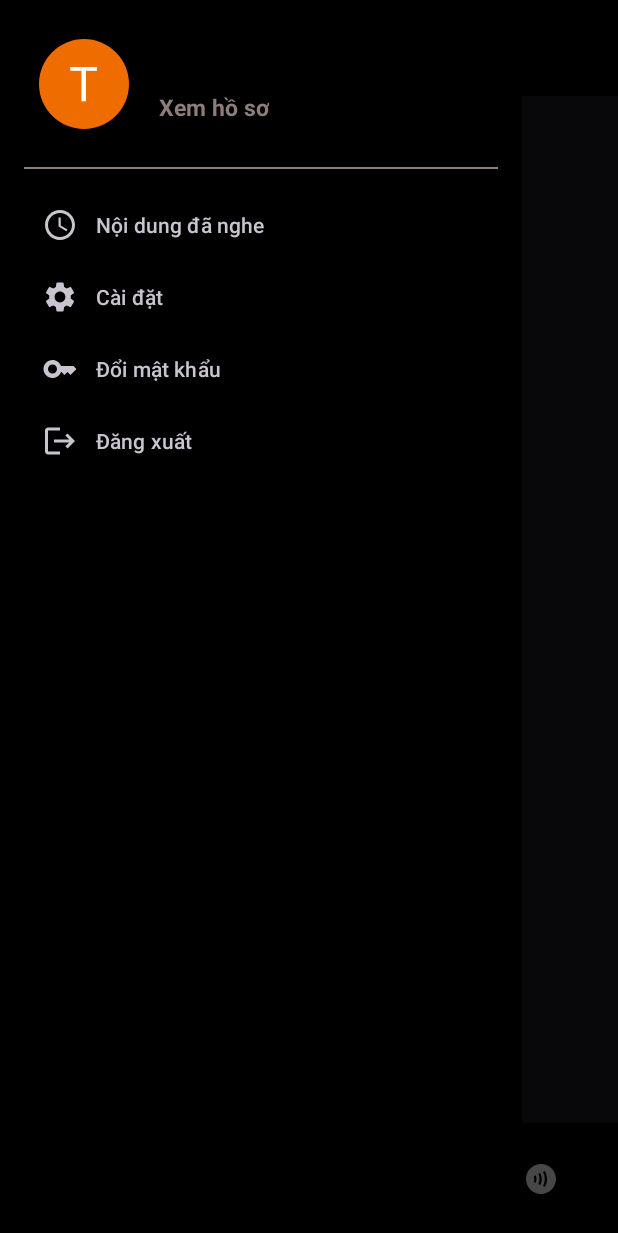
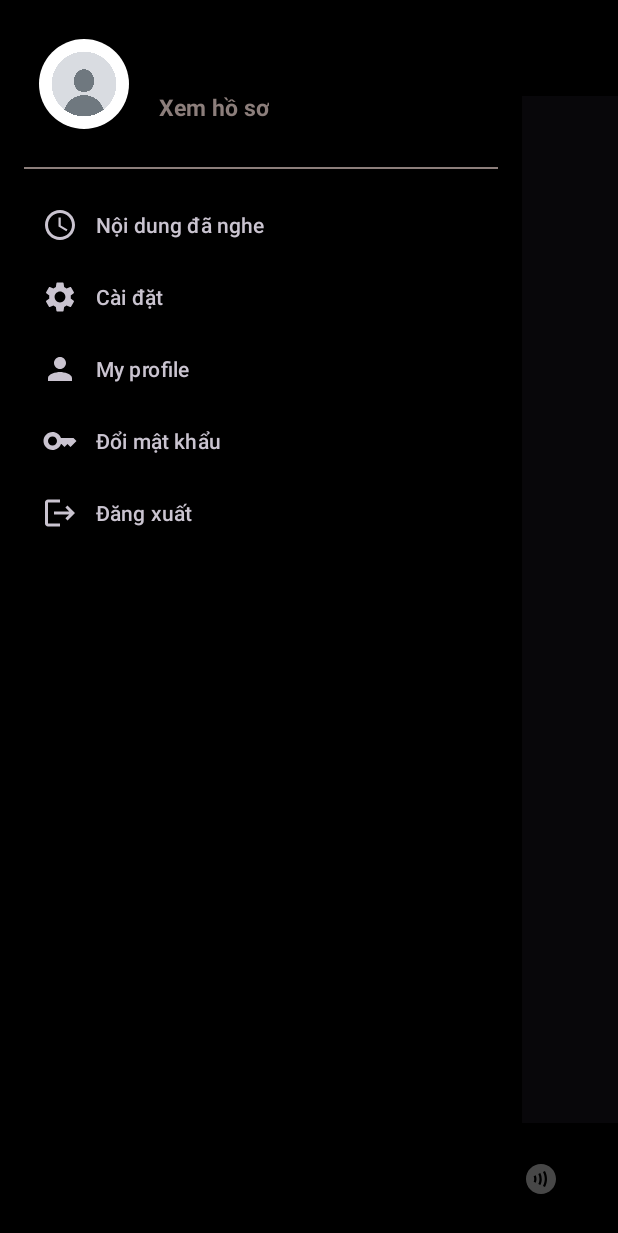
Before and after one commit to Honest5204/DA1, an Android app: the screen it shows after launch once a user with an empty profile is signed in (MainActivity), with the side drawer open, on a phone screen of 412 x 824 dp. Shown: the top 1233 px of the screen. Run offline under Robolectric (Android 15) with nearby library versions, the phone set to English and light mode, and no system bars; our stand-ins replace CircleImageView, Firebase (no records; nobody signed in at launch, a user with empty details on screens opened directly).

Commit message:
chức năng tài khoản

```diff
--- a/MusicApplication/app/build.gradle.kts
+++ b/MusicApplication/app/build.gradle.kts
@@ -37,6 +37,7 @@ android {
 }
 
 dependencies {
+    implementation ("com.github.bumptech.glide:glide:4.16.0")
     implementation ("de.hdodenhof:circleimageview:3.1.0")
     implementation("androidx.appcompat:appcompat:1.6.1")
     implementation("com.google.android.material:material:1.10.0")
--- a/MusicApplication/app/src/main/AndroidManifest.xml
+++ b/MusicApplication/app/src/main/AndroidManifest.xml
@@ -1,6 +1,8 @@
 <?xml version="1.0" encoding="utf-8"?>
 <manifest xmlns:android="http://schemas.android.com/apk/res/android"
     xmlns:tools="http://schemas.android.com/tools">
+
+    <uses-permission android:name="android.permission.READ_EXTERNAL_STORAGE"/>
 
     <application
         android:allowBackup="true"
--- a/MusicApplication/app/src/main/java/com/example/musicapplication/Activity/Login.java
+++ b/MusicApplication/app/src/main/java/com/example/musicapplication/Activity/Login.java
@@ -119,7 +119,8 @@ public class Login extends AppCompatActivity {
                         public void onComplete(@NonNull Task<AuthResult> task) {
                             progressDialog.dismiss();
                             if (task.isSuccessful()) {
-                                Toast.makeText(Login.this, "Đăng nhập thành công", Toast.LENGTH_SHORT).show();                                Intent intent = new Intent(Login.this, MainActivity.class);
+                                Toast.makeText(Login.this, "Đăng nhập thành công", Toast.LENGTH_SHORT).show();
+                                Intent intent = new Intent(Login.this, MainActivity.class);
                                 startActivity(intent);
                                 overridePendingTransition(R.anim.slide_in_left, R.anim.slide_out_right);
                                 finish();
--- a/MusicApplication/app/src/main/java/com/example/musicapplication/Activity/MainActivity.java
+++ b/MusicApplication/app/src/main/java/com/example/musicapplication/Activity/MainActivity.java
@@ -1,24 +1,34 @@
 package com.example.musicapplication.Activity;
 
 import android.content.Intent;
+import android.content.pm.PackageManager;
+import android.graphics.Bitmap;
 import android.net.Uri;
 import android.os.Bundle;
+import android.provider.MediaStore;
 import android.view.MenuItem;
 import android.view.View;
 import android.widget.ImageView;
 import android.widget.TextView;
+import android.widget.Toast;
 
+import androidx.activity.result.ActivityResult;
+import androidx.activity.result.ActivityResultCallback;
+import androidx.activity.result.ActivityResultLauncher;
+import androidx.activity.result.contract.ActivityResultContracts;
 import androidx.annotation.NonNull;
 import androidx.appcompat.app.AppCompatActivity;
 import androidx.core.view.GravityCompat;
-import androidx.drawerlayout.widget.DrawerLayout;
 import androidx.fragment.app.Fragment;
+
+import com.bumptech.glide.Glide;
 import com.example.musicapplication.R;
 import com.example.musicapplication.databinding.ActivityMainBinding;
-import com.example.musicapplication.databinding.NavHeaderBinding;
+
 import com.example.musicapplication.fragment.caidat;
 import com.example.musicapplication.fragment.doimatkhau;
 import com.example.musicapplication.fragment.lichsu;
+import com.example.musicapplication.fragment.myprofile;
 import com.example.musicapplication.fragment.premium;
 import com.example.musicapplication.fragment.thuvien;
 import com.example.musicapplication.fragment.timkiem;
@@ -26,10 +36,38 @@ import com.example.musicapplication.fragment.trangchu;
 import com.google.firebase.auth.FirebaseAuth;
 import com.google.firebase.auth.FirebaseUser;
 
+import java.io.IOException;
+
 public class MainActivity extends AppCompatActivity {
     private ActivityMainBinding binding;
 
-    private TextView tv;
+    private TextView txtEmail;
+
+    private ImageView imgAvatar;
+
+    public static final int MY_REQEST_CODE = 10;
+
+    final private myprofile myprofile = new myprofile();
+
+    final private ActivityResultLauncher<Intent> activityResultLauncher = registerForActivityResult(new ActivityResultContracts.StartActivityForResult(), new ActivityResultCallback<ActivityResult>() {
+        @Override
+        public void onActivityResult(ActivityResult result) {
+            if (result.getResultCode() == RESULT_OK) {
+                Intent intent = result.getData();
+               if (intent == null){
+                   return;
+               }
+               Uri uri = intent.getData();
+               myprofile.setUri(uri);
+                try {
+                    Bitmap bitmap = MediaStore.Images.Media.getBitmap(getContentResolver(), uri);
+                    myprofile.setBitmap(bitmap);
+                } catch (IOException e) {
+                    throw new RuntimeException(e);
+                }
+            }
+        }
+    });
 
     @Override
     protected void onCreate(Bundle savedInstanceState) {
@@ -38,7 +76,8 @@ public class MainActivity extends AppCompatActivity {
         setContentView(binding.getRoot());
 
         View header = binding.nav.getHeaderView(0);
-         tv = header.findViewById(R.id.txtName);
+        txtEmail = header.findViewById(R.id.txtEmail);
+        imgAvatar = header.findViewById(R.id.imgAvatar);
 
 
 
@@ -46,6 +85,9 @@ public class MainActivity extends AppCompatActivity {
         binding.menu.setOnClickListener(v -> binding.drawerLayout.openDrawer(GravityCompat.START));
         getSupportFragmentManager().beginTransaction().replace(R.id.fame, new trangchu()).commit();
         getSupportActionBar().setDisplayShowTitleEnabled(false);
+
+        showUserInfo();
+
         binding.nav.setNavigationItemSelectedListener(item -> {
             Fragment fragment = null;
             var itemId = item.getItemId();
@@ -53,6 +95,8 @@ public class MainActivity extends AppCompatActivity {
                 fragment = new caidat();
             } else if(itemId == R.id.lichsu) {
                 fragment = new lichsu();
+            }else if(itemId == R.id.myprofile) {
+                fragment = myprofile;
             }else if(itemId == R.id.doimatkhau) {
                 fragment = new doimatkhau();
             }else if(itemId == R.id.dangxuat) {
@@ -89,22 +133,41 @@ public class MainActivity extends AppCompatActivity {
             return true;
         });
 
-        showUserInfo();
+
     }
 
-    private void showUserInfo() {
+    public void showUserInfo() {
         FirebaseUser user = FirebaseAuth.getInstance().getCurrentUser();
-        if (user != null) {
-            String name = user.getEmail();
+        if (user == null){
+            return;
+        }
 
-                if (name != null && !name.isEmpty()) {
-                    tv.setText(name);
-                } else {
-                    tv.setText("");
-                }
+        String email = user.getEmail();
+        Uri uri = user.getPhotoUrl();
 
+        txtEmail.setText(email);
+        Glide.with(this).load(uri).error(R.drawable.avata_default).into(imgAvatar);
+    }
+
+    @Override
+    public void onRequestPermissionsResult(int requestCode, @NonNull String[] permissions, @NonNull int[] grantResults) {
+        super.onRequestPermissionsResult(requestCode, permissions, grantResults);
+        if (requestCode == MY_REQEST_CODE) {
+            if (grantResults.length > 0 && grantResults[0] == PackageManager.PERMISSION_GRANTED) {
+                openGallery();
+            } else {
+                Toast.makeText(this, "Vui lòng cho phép truy cập", Toast.LENGTH_SHORT).show();
+            }
         }
     }
+
+    public void openGallery() {
+        Intent intent = new Intent();
+        intent.setType("image/*");
+        intent.setAction(Intent.ACTION_GET_CONTENT);
+        activityResultLauncher.launch(Intent.createChooser(intent, "Cho phép truy cập"));
+    }
+
     @Override
     public boolean onOptionsItemSelected(@NonNull MenuItem item) {
         if (item.getItemId() == android.R.id.home) {
--- /dev/null
+++ b/MusicApplication/app/src/main/res/drawable/myprofile.xml
@@ -0,0 +1,5 @@
+<vector android:height="24dp" android:tint="#FFFFFF"
+    android:viewportHeight="24" android:viewportWidth="24"
+    android:width="24dp" xmlns:android="http://schemas.android.com/apk/res/android">
+    <path android:fillColor="@android:color/white" android:pathData="M12,12c2.21,0 4,-1.79 4,-4s-1.79,-4 -4,-4 -4,1.79 -4,4 1.79,4 4,4zM12,14c-2.67,0 -8,1.34 -8,4v2h16v-2c0,-2.66 -5.33,-4 -8,-4z"/>
+</vector>
--- a/MusicApplication/app/src/main/res/layout/activity_main.xml
+++ b/MusicApplication/app/src/main/res/layout/activity_main.xml
@@ -18,12 +18,13 @@
             android:layout_width="match_parent"
             android:layout_height="wrap_content"
             android:background="@color/black">
+
             <de.hdodenhof.circleimageview.CircleImageView
+                android:id="@+id/menu"
                 android:layout_width="50dp"
                 android:layout_height="50dp"
                 android:padding="5dp"
-                android:id="@+id/menu"
-                android:src="@drawable/photo"/>
+                android:src="@drawable/photo" />
         </androidx.appcompat.widget.Toolbar>
 
         <FrameLayout
@@ -46,10 +47,10 @@
 
     <com.google.android.material.navigation.NavigationView
         android:id="@+id/nav"
-        android:background="@color/black"
         android:layout_width="wrap_content"
         android:layout_height="match_parent"
         android:layout_gravity="start"
+        android:background="@color/black"
         app:headerLayout="@layout/nav_header"
         app:menu="@menu/drawer" />
 </androidx.drawerlayout.widget.DrawerLayout>
--- a/MusicApplication/app/src/main/res/layout/fragment_doimatkhau.xml
+++ b/MusicApplication/app/src/main/res/layout/fragment_doimatkhau.xml
@@ -4,7 +4,6 @@
     xmlns:tools="http://schemas.android.com/tools"
     android:layout_width="match_parent"
     android:layout_height="match_parent"
-    android:background="@color/black"
     tools:context=".fragment.doimatkhau">
 
     <!-- TODO: Update blank fragment layout -->
--- a/MusicApplication/app/src/main/res/layout/nav_header.xml
+++ b/MusicApplication/app/src/main/res/layout/nav_header.xml
@@ -27,7 +27,7 @@
             android:orientation="vertical">
 
             <TextView
-                android:id="@+id/txtName"
+                android:id="@+id/txtEmail"
                 android:layout_width="wrap_content"
                 android:layout_height="wrap_content"
                 android:layout_marginBottom="10dp"
--- a/MusicApplication/app/src/main/res/menu/drawer.xml
+++ b/MusicApplication/app/src/main/res/menu/drawer.xml
@@ -12,6 +12,11 @@
         android:title="Cài đặt" />
 
     <item
+        android:id="@+id/myprofile"
+        android:icon="@drawable/myprofile"
+        android:title="My profile" />
+
+    <item
         android:id="@+id/doimatkhau"
         android:icon="@drawable/doimatkhau"
         android:title="Đổi mật khẩu" />
```
Also changed, not shown: MusicApplication/app/src/main/java/com/example/musicapplication/Activity/Sign_Up.java (+54 -13 lines), MusicApplication/app/src/main/java/com/example/musicapplication/Model/Usre.java (added, +83 -0 lines), MusicApplication/app/src/main/java/com/example/musicapplication/fragment/myprofile.java (added, +133 -0 lines), MusicApplication/app/src/main/res/layout/fragment_myprofile.xml (added, +39 -0 lines), MusicApplication/app/src/main/res/layout/fragment_premium.xml (+9 -4 lines).
